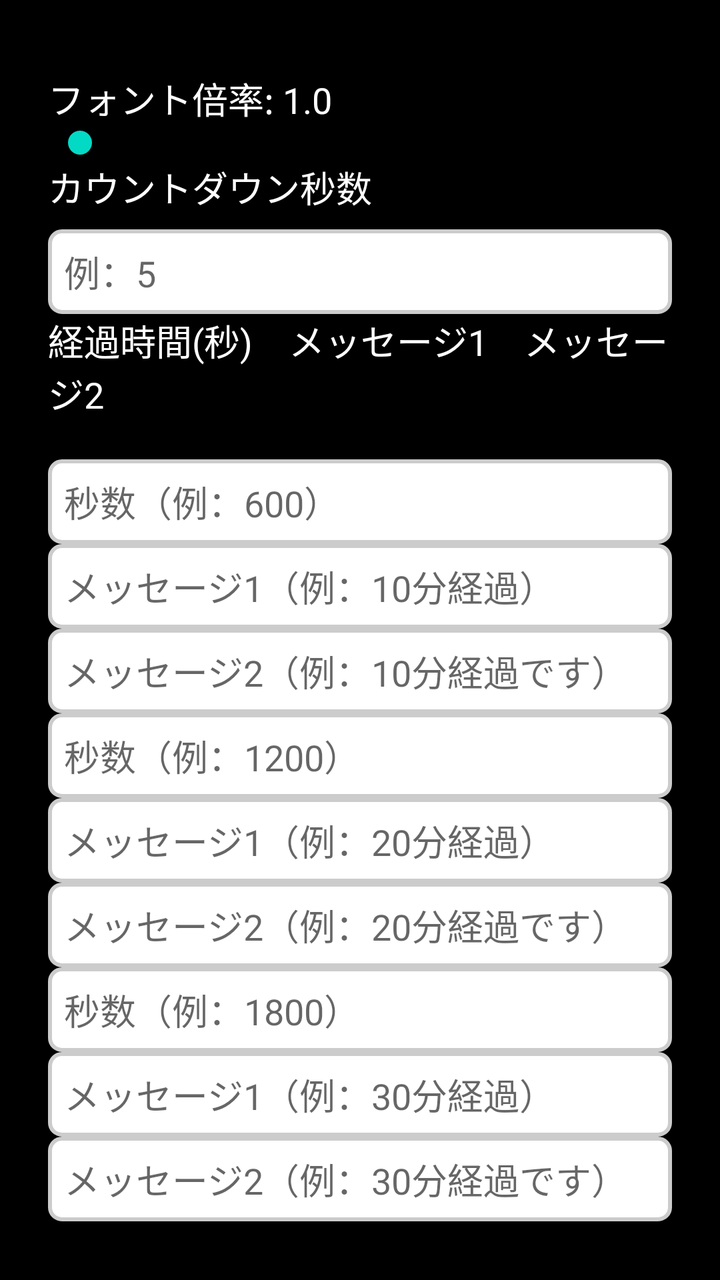
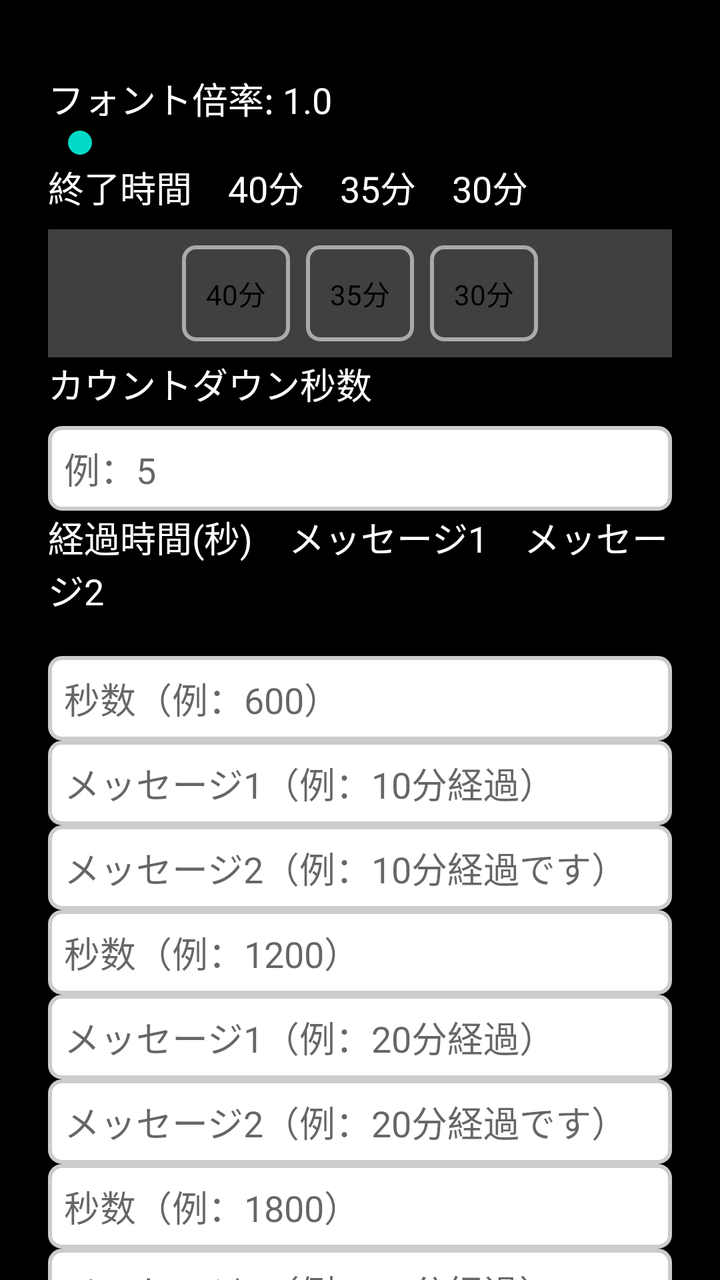

Compare the two renders of this Android layout. The source of the first and the diff that turns it into the second are given below.
<!-- AndroidManifest.xml: application theme Theme.MaterialComponents.DayNight.NoActionBar -->
<!-- res/layout/activity_settings.xml -->
<?xml version="1.0" encoding="utf-8"?>

<ScrollView xmlns:android="http://schemas.android.com/apk/res/android"
    android:layout_width="match_parent"
    android:layout_height="match_parent"
    android:background="#000000">

    <LinearLayout
        android:orientation="vertical"
        android:padding="24dp"
        android:layout_width="match_parent"
        android:layout_height="wrap_content"
        android:background="#000000">

        
        <View
            android:layout_width="match_parent"
            android:layout_height="12dp"
            android:background="#000000" />
            
        
        <TextView
            android:id="@+id/fontScaleLabel"
            android:layout_width="match_parent"
            android:layout_height="wrap_content"
            android:text="フォント倍率: 1.0"
            android:textSize="18sp"
            android:textColor="#FFFFFF" />

        <SeekBar
            android:id="@+id/fontScaleSeek"
            android:layout_width="match_parent"
            android:layout_height="wrap_content"
            android:max="100" />
            
        <TextView
            android:layout_width="match_parent"
            android:layout_height="wrap_content"
            android:text="カウントダウン秒数"
            android:textColor="#FFFFFF"
            android:textSize="18sp"
            android:paddingBottom="8dp" />

        <EditText
            android:id="@+id/countdownSec"
            android:layout_width="match_parent"
            android:layout_height="wrap_content"
            android:hint="例：5"
            android:inputType="numberDecimal"
            android:textColor="#000000"
            android:background="@drawable/edittext_white" />
            
        
        <TextView
            android:id="@+id/headerText"
            android:layout_width="match_parent"
            android:layout_height="wrap_content"
            android:text="経過時間(秒)　メッセージ1　メッセージ2"
            android:textColor="#FFFFFF"
            android:textSize="18sp"
            android:paddingBottom="20dp"
            android:background="#000000" />

        
        
        
        <EditText
            android:id="@+id/minA"
            android:layout_width="match_parent"
            android:layout_height="wrap_content"
            android:hint="秒数（例：600）"
            android:inputType="numberDecimal"
            android:textColor="#000000"
            android:background="@drawable/edittext_white" />

        <EditText
            android:id="@+id/msgA1"
            android:layout_width="match_parent"
            android:layout_height="wrap_content"
            android:hint="メッセージ1（例：10分経過）"
            android:textColor="#000000"
            android:background="@drawable/edittext_white" />

        <EditText
            android:id="@+id/msgA2"
            android:layout_width="match_parent"
            android:layout_height="wrap_content"
            android:hint="メッセージ2（例：10分経過です）"
            android:textColor="#000000"
            android:background="@drawable/edittext_white" />

        
        
        
        <EditText
            android:id="@+id/minB"
            android:layout_width="match_parent"
            android:layout_height="wrap_content"
            android:hint="秒数（例：1200）"
            android:inputType="numberDecimal"
            android:textColor="#000000"
            android:background="@drawable/edittext_white" />

        <EditText
            android:id="@+id/msgB1"
            android:layout_width="match_parent"
            android:layout_height="wrap_content"
            android:hint="メッセージ1（例：20分経過）"
            android:textColor="#000000"
            android:background="@drawable/edittext_white" />

        <EditText
            android:id="@+id/msgB2"
            android:layout_width="match_parent"
            android:layout_height="wrap_content"
            android:hint="メッセージ2（例：20分経過です）"
            android:textColor="#000000"
            android:background="@drawable/edittext_white" />

        
        
        
        <EditText
            android:id="@+id/minC"
            android:layout_width="match_parent"
            android:layout_height="wrap_content"
            android:hint="秒数（例：1800）"
            android:inputType="numberDecimal"
            android:textColor="#000000"
            android:background="@drawable/edittext_white" />

        <EditText
            android:id="@+id/msgC1"
            android:layout_width="match_parent"
            android:layout_height="wrap_content"
            android:hint="メッセージ1（例：30分経過）"
            android:textColor="#000000"
            android:background="@drawable/edittext_white" />

        <EditText
            android:id="@+id/msgC2"
            android:layout_width="match_parent"
            android:layout_height="wrap_content"
            android:hint="メッセージ2（例：30分経過です）"
            android:textColor="#000000"
            android:background="@drawable/edittext_white" />

        
        <View
            android:layout_width="match_parent"
            android:layout_height="12dp"
            android:background="#000000" />
            
        
        <Switch
            android:id="@+id/soundSwitch"
            android:layout_width="match_parent"
            android:layout_height="wrap_content"
            android:text="音声ガイドを使う"
            android:textColor="#FFFFFF"
            android:paddingTop="20dp"
            android:paddingBottom="10dp" />
            
        
        <Button
            android:id="@+id/saveBtn"
            android:layout_width="match_parent"
            android:layout_height="wrap_content"
            android:text="保存"
            android:textSize="20sp"
            android:textColor="#FFFFFF"
            android:background="#333333"
            android:layout_marginTop="24dp" />

        
        <Button
            android:id="@+id/resetBtn"
            android:layout_width="match_parent"
            android:layout_height="wrap_content"
            android:text="初期値に戻す"
            android:textSize="20sp"
            android:textColor="#FFFFFF"
            android:background="#333333"
            android:layout_marginTop="12dp" />

    </LinearLayout>
</ScrollView>
<!-- resources referenced by this layout -->
<resources>
  <!-- drawable edittext_white (drawable) -->
  <?xml version="1.0" encoding="utf-8"?>
  
  <shape xmlns:android="http://schemas.android.com/apk/res/android">
      <solid android:color="#FFFFFF"/>   
      <stroke android:width="2dp" android:color="#CCCCCC"/>
      <corners android:radius="6dp"/>
      <padding android:left="8dp" android:top="8dp"
               android:right="8dp" android:bottom="8dp"/>
  </shape>
</resources>

<!-- the commit's change to res/layout/activity_settings.xml (unified diff, before → after) -->
@@ -32,6 +32,57 @@
             android:layout_width="match_parent"
             android:layout_height="wrap_content"
             android:max="100" />
+
+        
+        <TextView
+            android:layout_width="match_parent"
+            android:layout_height="wrap_content"
+            android:text="終了時間　40分　35分　30分"
+            android:textColor="#FFFFFF"
+            android:textSize="18sp"
+            android:paddingBottom="8dp" />
+        
+        <RadioGroup
+            android:id="@+id/finishGroup"
+            android:layout_width="match_parent"
+            android:layout_height="wrap_content"
+            android:orientation="horizontal"
+            android:padding="8dp"
+            android:background="#404040"
+            android:gravity="center">
+        
+            <RadioButton
+                android:id="@+id/rb40"
+                android:layout_width="wrap_content"
+                android:layout_height="wrap_content"
+                android:text="40分"
+                android:textColor="#000000"
+                android:button="@null"
+                android:padding="12dp"
+                android:background="@drawable/radio_segment"
+                android:layout_marginEnd="8dp" />
+        
+            <RadioButton
+                android:id="@+id/rb35"
+                android:layout_width="wrap_content"
+                android:layout_height="wrap_content"
+                android:text="35分"
+                android:textColor="#000000"
+                android:button="@null"
+                android:padding="12dp"
+                android:background="@drawable/radio_segment"
+                android:layout_marginEnd="8dp" />
+        
+            <RadioButton
+                android:id="@+id/rb30"
+                android:layout_width="wrap_content"
+                android:layout_height="wrap_content"
+                android:text="30分"
+                android:textColor="#000000"
+                android:button="@null"
+                android:padding="12dp"
+                android:background="@drawable/radio_segment" />
+        </RadioGroup>
             
         <TextView
             android:layout_width="match_parent"
<!-- resource entries referenced after the edit -->
@@ -10,5 +10,29 @@
       <padding android:left="8dp" android:top="8dp"
                android:right="8dp" android:bottom="8dp"/>
   </shape>
+  <!-- drawable radio_segment (drawable) -->
+  <?xml version="1.0" encoding="utf-8"?>
+  
+  <selector xmlns:android="http://schemas.android.com/apk/res/android">
+  
+      
+      <item android:state_checked="true">
+          <shape android:shape="rectangle">
+              <solid android:color="#FFD700"/> 
+              <stroke android:width="2dp" android:color="#AAAAAA"/>
+              <corners android:radius="6dp"/>
+          </shape>
+      </item>
+  
+      
+      <item>
+          <shape android:shape="rectangle">
+              <solid android:color="#404040"/> 
+              <stroke android:width="2dp" android:color="#AAAAAA"/>
+              <corners android:radius="6dp"/>
+          </shape>
+      </item>
+  
+  </selector>
 </resources>
 
